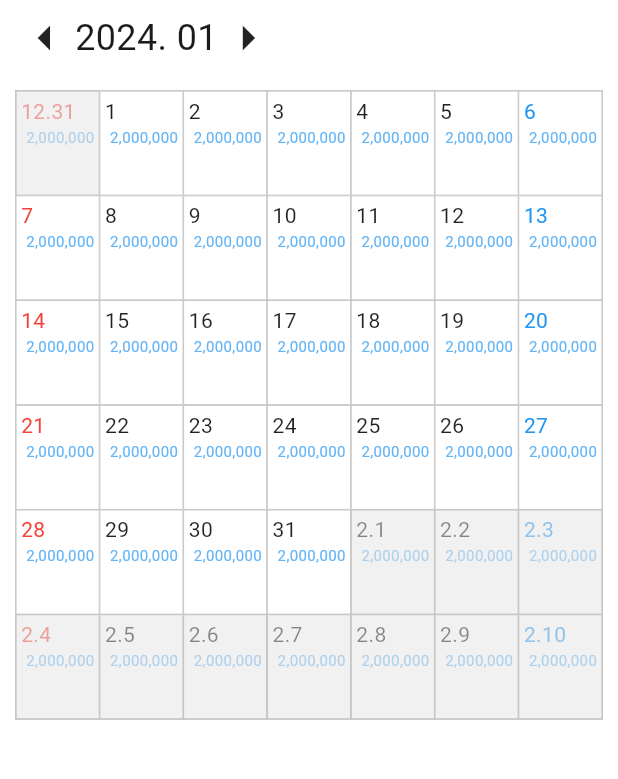
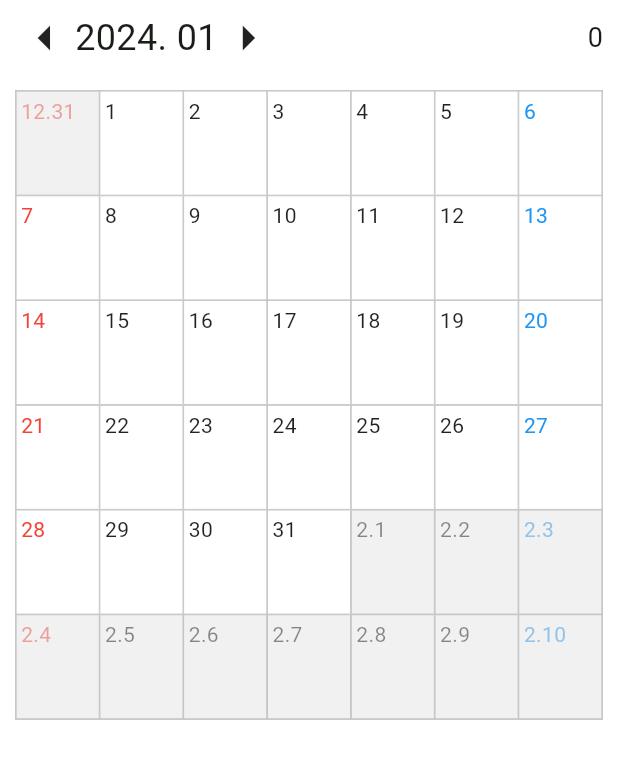
Before and after one commit to kanggo1111/hair_designer_sales_manage2, a Flutter app: the screen it shows once a user with an empty profile is signed in, after a tap on the "arrow left" icon, on a phone screen of 412 x 824 dp, the part 84-863 px from its top. Run offline on Flutter 3.47's test engine with Material 3 defaults, Android fonts, the phone set to English and light mode, and no system bars; our stand-ins replace cloud_firestore, currency_text_input_formatter, firebase_auth, firebase_core, get; missing offline and left inert: back_button_interceptor; accounts and stored records are empty.

Commit message:
[devel] calendar summary #4
Deatails:
calendar summary #4

```diff
--- a/lib/controller/month_item_controller.dart
+++ b/lib/controller/month_item_controller.dart
@@ -24,17 +24,16 @@ class MonthItemController extends GetxController {
 
     items.clear();
     snapshots.docs.forEach((element) {
-      print(element['date']);
-
       items.add(Item.fromJson(element));
       update();
     });
   }
 
   int getMonthPrice(){
-    // return _items.fold<int>(0, (previousValue, element) => previousValue + element.price);
+    return _items.fold<int>(0, (previousValue, element) => previousValue + element.price!);
+  }
 
-
-    return 0;
+  int getDayPrice(int day){
+    return _items.fold<int>(0, (previousValue, element) => (element.date!%1000 == day) ? previousValue + element.price! : previousValue);
   }
 }
--- a/lib/view/calendar.dart
+++ b/lib/view/calendar.dart
@@ -105,11 +105,12 @@ class _CalendarState extends State<Calendar> {
                   ],
                 ),
                 // TODO:
-                // GetBuilder<MonthItemController>(
-                //     builder: (_) => Text(
-                //           '월매출: ${NumberFormat('###,###,###,###').format()}',
-                //           style: TextStyle(fontSize: 18),
-                //         )),
+                GetBuilder<MonthItemController>(
+                    builder: (_) => Text(
+                          NumberFormat('###,###,###,###')
+                              .format(monthItemController.getMonthPrice()),
+                          style: TextStyle(fontSize: 18),
+                        )),
               ],
             ),
           ),
@@ -223,10 +224,17 @@ Widget DayContainer(String day, int index) {
               Row(
                 mainAxisAlignment: MainAxisAlignment.end,
                 children: [
-                  Text(
-                    '2,000,000',
-                    style: TextStyle(fontSize: 10, color: priceColor),
-                  ),
+                  GetBuilder<MonthItemController>(builder: (_) {
+                    int dayPrice = Get.find<MonthItemController>().getDayPrice(int.parse(day.substring(5, day.length).replaceAll('-', '')));
+                    return Text(
+                        dayPrice == 0 ?
+                            '' :
+                      NumberFormat('###,###,###,###')
+                          .format(dayPrice),
+                      // Get.find<MonthItemController>().date.toString(),
+                      style: TextStyle(fontSize: 10, color: priceColor),
+                    );
+                  }),
                 ],
               ),
             ],
--- a/lib/view/one_day_view.dart
+++ b/lib/view/one_day_view.dart
@@ -6,6 +6,7 @@ import 'package:flutter/services.dart';
 import 'package:get/get.dart';
 import 'package:hair_designer_sales_manage2/controller/item_controller.dart';
 import 'package:hair_designer_sales_manage2/model/Item.dart';
+import 'package:hair_designer_sales_manage2/view/main_view.dart';
 import 'package:intl/intl.dart';
 
 List<int> typeCount = List.generate(itemTypeList.length, (index) => 0);
```
Also changed, not shown: 1 other file.
